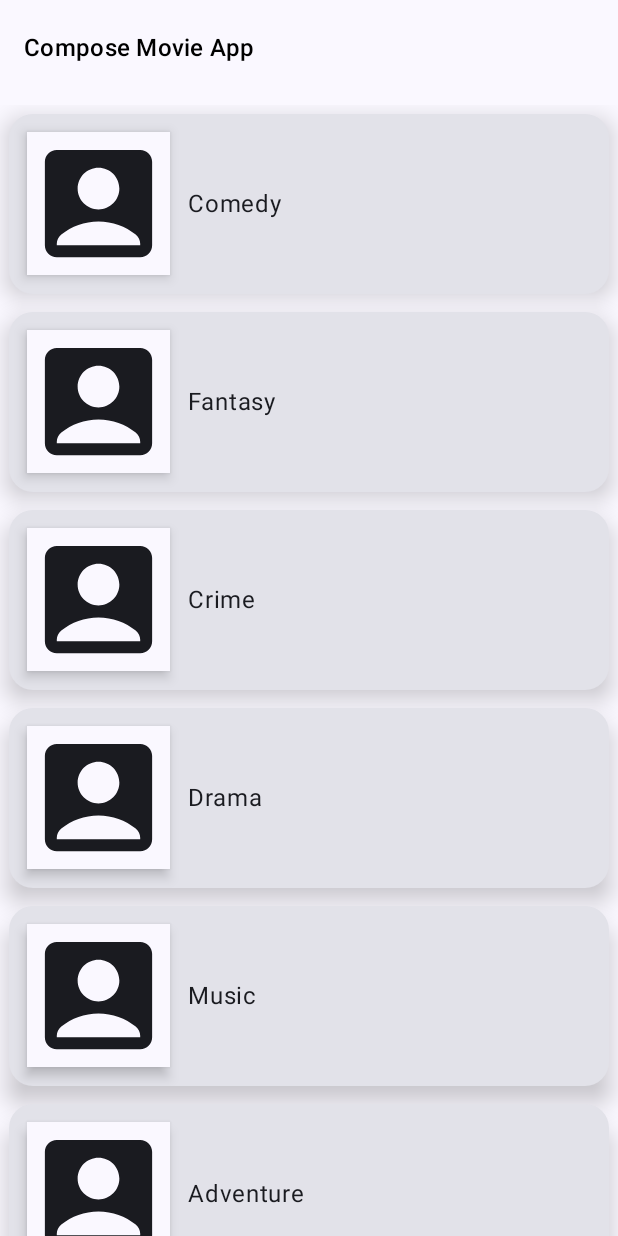
After one commit to GetRighhttt/MovieAppCompose, an Android app built with Jetpack Compose: the HomeScreen screen opened through its navigation route, on a phone screen of 412 x 824 dp. The commit adds this screen. Run offline under Robolectric (Android 15) with nearby library versions, the phone set to English and light mode, and no system bars.

Commit message:
finished setting up navigation structure.

```diff
--- a/app/build.gradle.kts
+++ b/app/build.gradle.kts
@@ -66,4 +66,7 @@ dependencies {
     androidTestImplementation("androidx.compose.ui:ui-test-junit4")
     debugImplementation("androidx.compose.ui:ui-tooling")
     debugImplementation("androidx.compose.ui:ui-test-manifest")
+
+    // navigation
+    implementation("androidx.navigation:navigation-compose:2.7.6")
 }
--- /dev/null
+++ b/app/src/main/java/com/example/composemovieapp/navigation/MovieNavigation.kt
@@ -0,0 +1,23 @@
+package com.example.composemovieapp.navigation
+
+import androidx.compose.runtime.Composable
+import androidx.navigation.compose.NavHost
+import androidx.navigation.compose.composable
+import androidx.navigation.compose.rememberNavController
+import com.example.composemovieapp.screens.detail.DetailScreen
+import com.example.composemovieapp.screens.home.HomeScreen
+
+@Composable
+fun MovieNavigation() {
+    val navController = rememberNavController()
+    NavHost(
+        navController = navController,
+        startDestination = MovieScreens.HomeScreen.name
+    ) {
+        // first screen
+        composable(MovieScreens.HomeScreen.name) { HomeScreen(navController = navController) }
+
+        // second screen
+        composable(MovieScreens.DetailsScreen.name) { DetailScreen(navController = navController) }
+    }
+}
--- /dev/null
+++ b/app/src/main/java/com/example/composemovieapp/screens/home/HomeScreen.kt
@@ -0,0 +1,132 @@
+package com.example.composemovieapp.screens.home
+
+import android.annotation.SuppressLint
+import android.util.Log
+import androidx.compose.foundation.clickable
+import androidx.compose.foundation.layout.Arrangement
+import androidx.compose.foundation.layout.Column
+import androidx.compose.foundation.layout.Row
+import androidx.compose.foundation.layout.fillMaxWidth
+import androidx.compose.foundation.layout.height
+import androidx.compose.foundation.layout.padding
+import androidx.compose.foundation.layout.size
+import androidx.compose.foundation.lazy.LazyColumn
+import androidx.compose.foundation.lazy.items
+import androidx.compose.foundation.shape.CornerSize
+import androidx.compose.foundation.shape.RoundedCornerShape
+import androidx.compose.material.icons.Icons
+import androidx.compose.material.icons.filled.AccountBox
+import androidx.compose.material3.Card
+import androidx.compose.material3.CardDefaults
+import androidx.compose.material3.ExperimentalMaterial3Api
+import androidx.compose.material3.Icon
+import androidx.compose.material3.MaterialTheme
+import androidx.compose.material3.Scaffold
+import androidx.compose.material3.Surface
+import androidx.compose.material3.Text
+import androidx.compose.material3.TopAppBar
+import androidx.compose.material3.TopAppBarDefaults
+import androidx.compose.runtime.Composable
+import androidx.compose.ui.Alignment
+import androidx.compose.ui.Modifier
+import androidx.compose.ui.graphics.Color
+import androidx.compose.ui.graphics.RectangleShape
+import androidx.compose.ui.unit.dp
+import androidx.navigation.NavController
+import com.example.composemovieapp.navigation.MovieScreens
+
+@SuppressLint("UnusedMaterial3ScaffoldPaddingParameter")
+@OptIn(ExperimentalMaterial3Api::class)
+@Composable
+fun HomeScreen(navController: NavController) {
+    /**
+     * Scaffold - part of material design that implements the basic material design layout
+     * structure.
+     */
+    Scaffold(
+        topBar = {
+            TopAppBar(
+                colors = TopAppBarDefaults.topAppBarColors(
+                    containerColor = MaterialTheme.colorScheme.background,
+                    titleContentColor = Color.Black
+                ),
+                title = {
+                    Text(
+                        text = "Compose Movie App",
+                        style = MaterialTheme.typography.titleMedium
+                    )
+                }
+            )
+        },
+    ) {
+        MainContent(navController = navController)
+    }
+}
+
+@Composable
+fun MainContent(
+    navController: NavController,
+    movieList: List<String> = listOf(
+        "Comedy",
+        "Fantasy",
+        "Crime",
+        "Drama",
+        "Music",
+        "Adventure",
+        "History",
+        "Thriller",
+        "Animation",
+        "Family",
+        "Comedy",
+        "Fantasy",
+        "Crime",
+        "Drama",
+        "Music",
+        "Adventure",
+        "History",
+        "Thriller",
+        "Animation",
+        "Family"
+    )
+) {
+    Column(modifier = Modifier.padding(top = 70.dp)) {
+        LazyColumn {
+            items(items = movieList) {
+                MovieRow(movie = it) { movie ->
+                    navController.navigate(route = MovieScreens.DetailsScreen.name)
+                    Log.d("MOVIE", "Navigated to: $movie")
+                }
+            }
+        }
+    }
+}
+
+// passing a click listener to make each row clickable
+@Composable
+fun MovieRow(movie: String, onItemClick: (String) -> Unit = {}) {
+    Card(
+        modifier = Modifier
+            .padding(6.dp)
+            .fillMaxWidth()
+            .height(120.dp)
+            .clickable { onItemClick(movie) },
+        shape = RoundedCornerShape(corner = CornerSize(16.dp)),
+        elevation = CardDefaults.cardElevation(defaultElevation = 10.dp)
+    ) {
+        Row(
+            verticalAlignment = Alignment.CenterVertically,
+            horizontalArrangement = Arrangement.Start
+        ) {
+            Surface(
+                modifier = Modifier
+                    .padding(12.dp)
+                    .size(95.dp),
+                shape = RectangleShape,
+                shadowElevation = 5.dp
+            ) {
+                Icon(imageVector = Icons.Default.AccountBox, contentDescription = "Person")
+            }
+            Text(text = movie)
+        }
+    }
+}
--- /dev/null
+++ b/app/src/main/java/com/example/composemovieapp/util/Util.kt
@@ -0,0 +1,5 @@
+package com.example.composemovieapp.util
+
+object OnClick {
+    val onItemClick: (String) -> Unit = {}
+}
```
Also changed, not shown: app/src/main/java/com/example/composemovieapp/MainActivity.kt (+4 -125 lines), app/src/main/java/com/example/composemovieapp/navigation/MovieScreens.kt (added, +16 -0 lines), app/src/main/java/com/example/composemovieapp/screens/detail/DetailsScreen.kt (added, +10 -0 lines).
